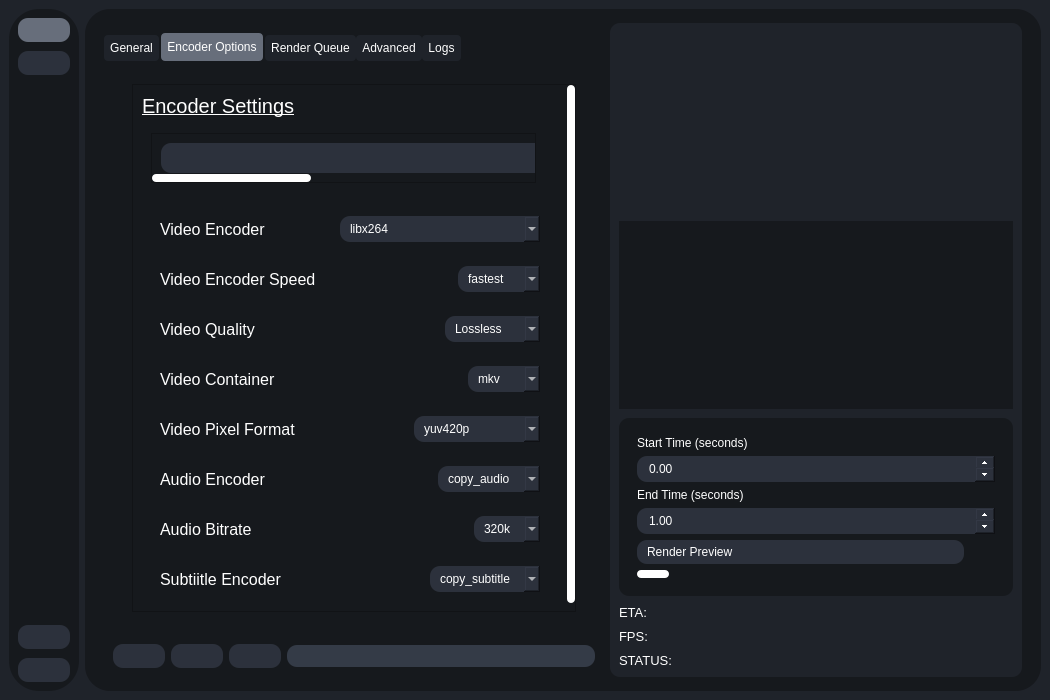
The window that testRVEInterface.ui (TNTwise/REAL-Video-Enhancer) describes before a commit, drawn with Qt 5.
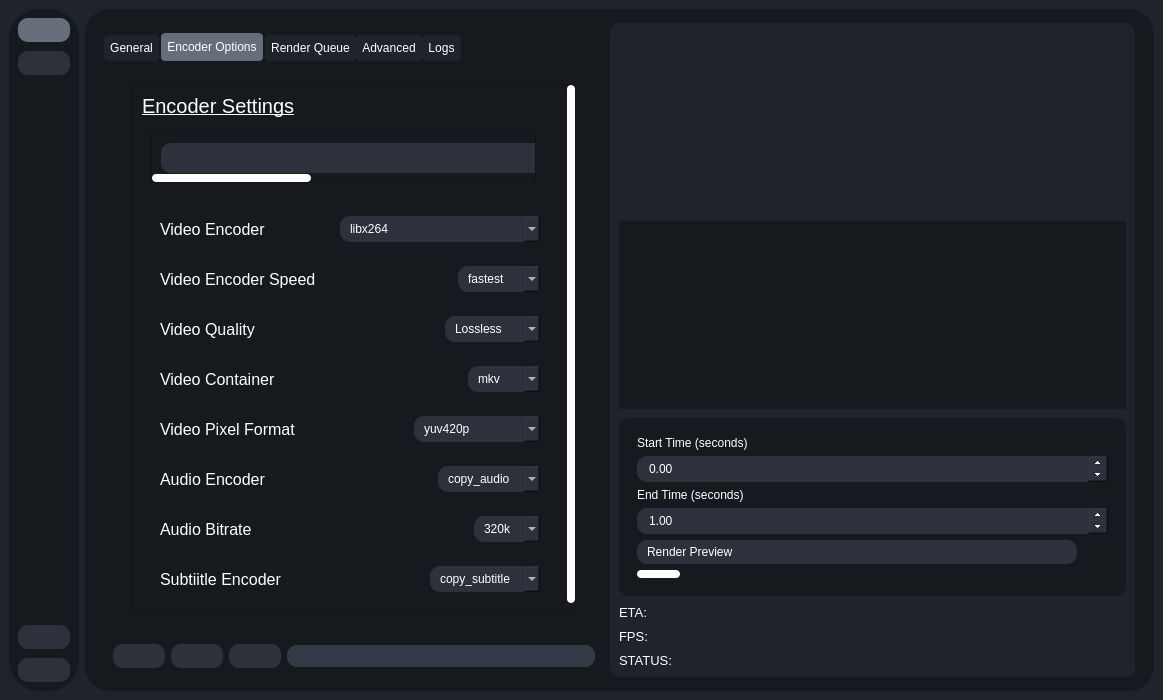
The same window after the commit. The open tabs and pages were chosen to show the change. Icons and pictures are not drawn.

The edit to the form file:
```diff
--- a/testRVEInterface.ui
+++ b/testRVEInterface.ui
@@ -6,7 +6,7 @@
    <rect>
     <x>0</x>
     <y>0</y>
-    <width>1050</width>
+    <width>1163</width>
     <height>700</height>
    </rect>
   </property>
```
Left out of the diff: 41 changed lines with no effect on the pictures.
